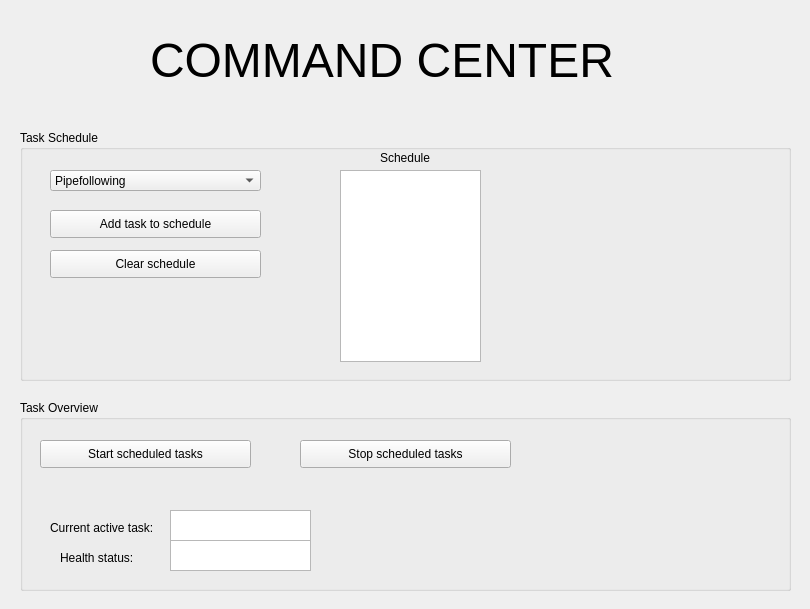
This is Hanse/CommandCenter/commandcenterform.ui in iti-luebeck/HANSE2011 as Qt 5 draws it before an edit. The edited form follows.
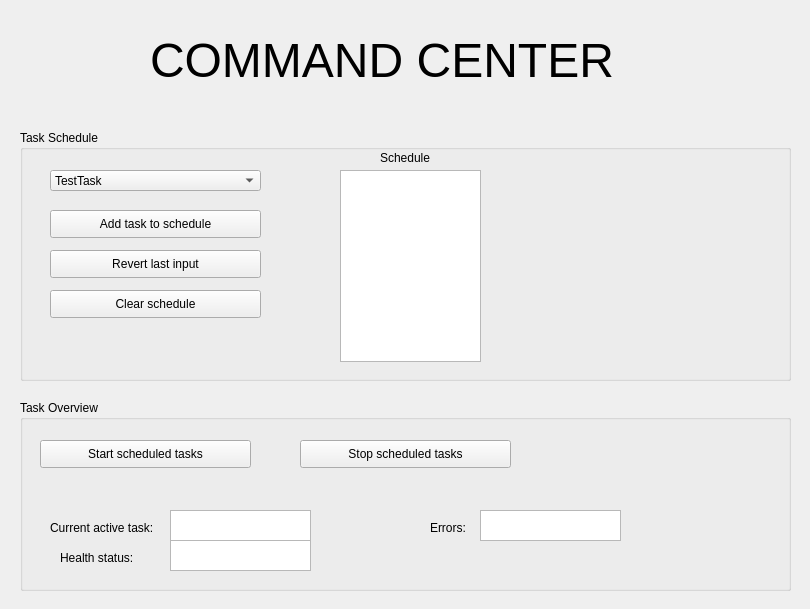
This is the edited form.

Commit message: first command center tasks

```diff
--- a/Hanse/CommandCenter/commandcenterform.ui
+++ b/Hanse/CommandCenter/commandcenterform.ui
@@ -56,6 +56,16 @@
       <height>21</height>
      </rect>
     </property>
+    <item>
+     <property name="text">
+      <string>TestTask</string>
+     </property>
+    </item>
+    <item>
+     <property name="text">
+      <string>TestTask2</string>
+     </property>
+    </item>
     <item>
      <property name="text">
       <string>Pipefollowing</string>
@@ -123,7 +133,7 @@
     <property name="geometry">
      <rect>
       <x>30</x>
-      <y>120</y>
+      <y>160</y>
       <width>211</width>
       <height>28</height>
      </rect>
@@ -145,6 +155,19 @@
      <string>Schedule</string>
     </property>
    </widget>
+   <widget class="QPushButton" name="revertButton">
+    <property name="geometry">
+     <rect>
+      <x>30</x>
+      <y>120</y>
+      <width>211</width>
+      <height>28</height>
+     </rect>
+    </property>
+    <property name="text">
+     <string>Revert last input</string>
+    </property>
+   </widget>
   </widget>
   <widget class="QGroupBox" name="groupBox_2">
    <property name="geometry">
@@ -230,6 +253,29 @@
      </rect>
     </property>
    </widget>
+   <widget class="QLabel" name="label_5">
+    <property name="geometry">
+     <rect>
+      <x>410</x>
+      <y>120</y>
+      <width>121</width>
+      <height>16</height>
+     </rect>
+    </property>
+    <property name="text">
+     <string>Errors:</string>
+    </property>
+   </widget>
+   <widget class="QTextBrowser" name="errorOutput">
+    <property name="geometry">
+     <rect>
+      <x>460</x>
+      <y>110</y>
+      <width>141</width>
+      <height>31</height>
+     </rect>
+    </property>
+   </widget>
   </widget>
  </widget>
  <resources/>
```
The commit also changes 17 other files.
